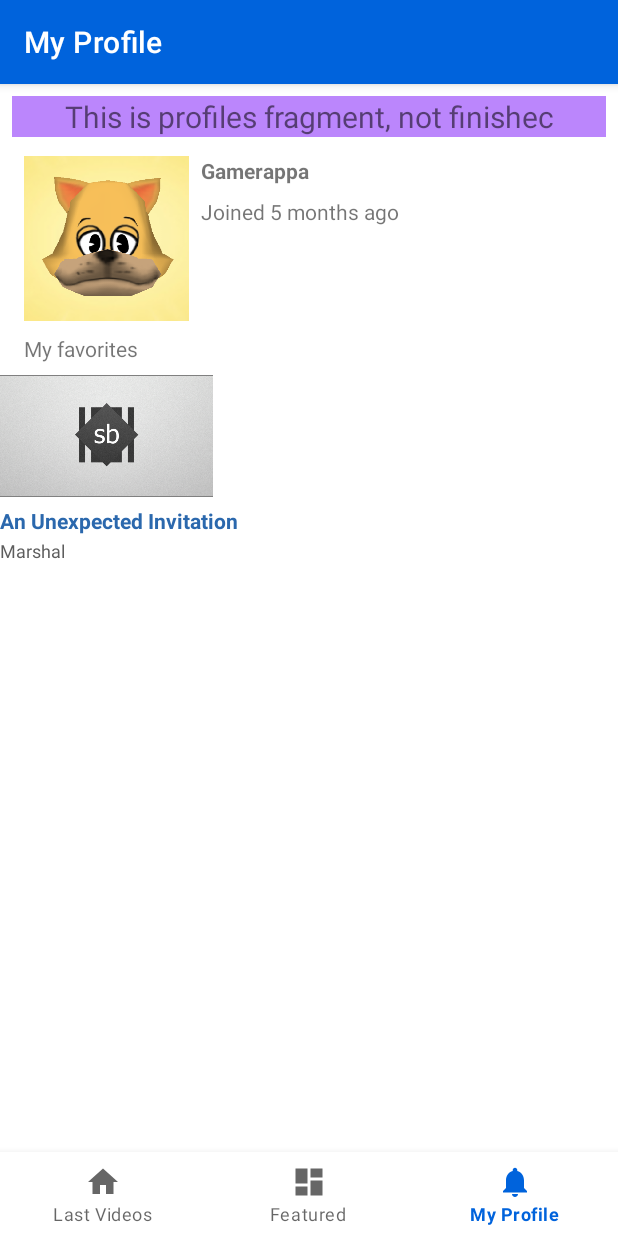
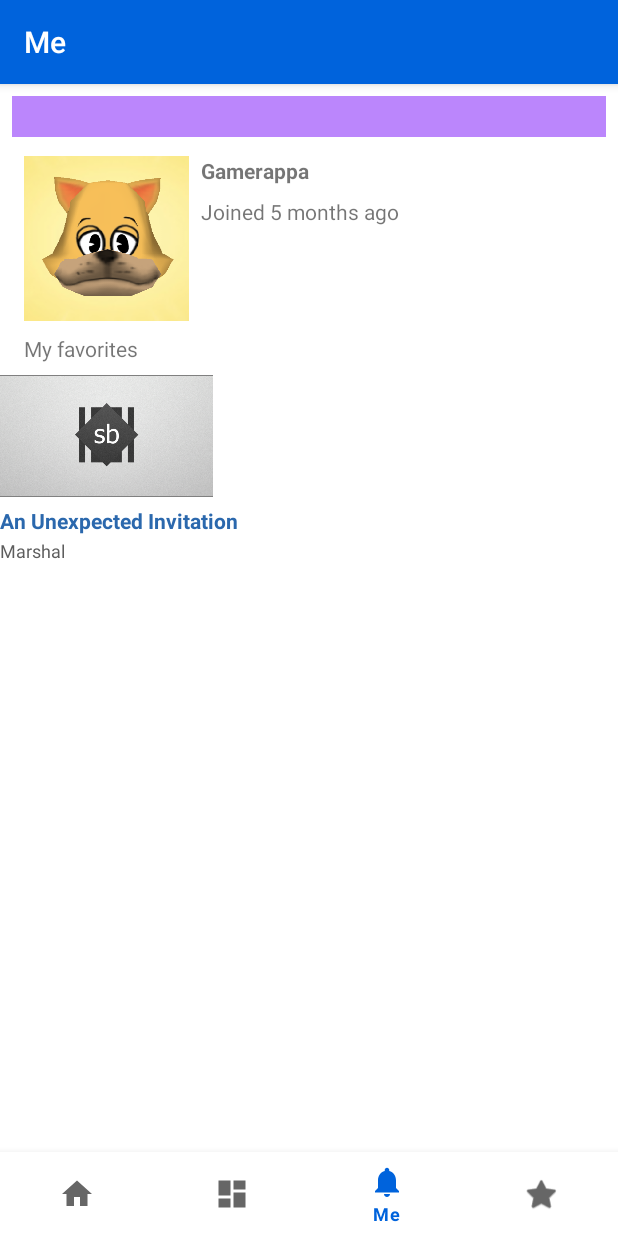
Before and after one commit to chaziz94/squareBracketAndroid, an Android app: the NotificationsFragment screen opened through its navigation route, on a phone screen of 412 x 824 dp. Run offline under Robolectric (Android 15) with nearby library versions, the phone set to English and light mode, and no system bars; our stand-ins replace navigation-ui; 2 statements that could not run were skipped.

Commit message:
add community shit

```diff
--- a/app/src/main/java/com/gamerappa/squarebracket/API.java
+++ b/app/src/main/java/com/gamerappa/squarebracket/API.java
@@ -21,7 +21,7 @@ public class API {
         ArrayList<HashMap<String, String>> videosList = new ArrayList<>();
         HttpHandler sh = new HttpHandler();
 
-        String jsonStr = sh.makeServiceCall("https://squarebracket.veselcraft.ru/api/v1/get_videos.php?limit=15");
+        String jsonStr = sh.makeServiceCall("https://squarebracket.veselcraft.ru/api/v1/get_videos.php?limit=30");
 
         Log.e(TAG, "Response from url: " + jsonStr);
 
--- a/app/src/main/java/com/gamerappa/squarebracket/ui/notifications/NotificationsViewModel.java
+++ b/app/src/main/java/com/gamerappa/squarebracket/ui/community/CommunityViewModel.java
@@ -1,16 +1,16 @@
-package com.gamerappa.squarebracket.ui.notifications;
+package com.gamerappa.squarebracket.ui.community;
 
 import androidx.lifecycle.LiveData;
 import androidx.lifecycle.MutableLiveData;
 import androidx.lifecycle.ViewModel;
 
-public class NotificationsViewModel extends ViewModel {
+public class CommunityViewModel extends ViewModel {
 
     private MutableLiveData<String> mText;
 
-    public NotificationsViewModel() {
+    public CommunityViewModel() {
         mText = new MutableLiveData<>();
-        mText.setValue("This is profiles fragment, not finishec");
+        mText.setValue("This is community fragment, not finished");
     }
 
     public LiveData<String> getText() {
--- a/app/src/main/res/menu/bottom_nav_menu.xml
+++ b/app/src/main/res/menu/bottom_nav_menu.xml
@@ -16,4 +16,9 @@
         android:icon="@drawable/ic_notifications_black_24dp"
         android:title="@string/title_my_profile" />
 
+    <item
+        android:id="@+id/navigation_community"
+        android:icon="@android:drawable/btn_star"
+        android:title="@string/title_community" />
+
 </menu>
--- a/app/src/main/res/navigation/mobile_navigation.xml
+++ b/app/src/main/res/navigation/mobile_navigation.xml
@@ -22,4 +22,10 @@
         android:name="com.gamerappa.squarebracket.ui.notifications.NotificationsFragment"
         android:label="@string/title_my_profile"
         tools:layout="@layout/fragment_notifications" />
+
+    <fragment
+        android:id="@+id/navigation_community"
+        android:name="com.gamerappa.squarebracket.ui.community.CommunityFragment"
+        android:label="@string/title_my_profile"
+        tools:layout="@layout/fragment_notifications" />
 </navigation>
--- a/app/src/main/res/values/strings.xml
+++ b/app/src/main/res/values/strings.xml
@@ -1,13 +1,14 @@
 <resources>
     <string name="app_name">squareBracket</string>
     <string name="title_activity_first">MainActivity</string>
-    <string name="title_last_videos">Last Videos</string>
-    <string name="title_featured">Featured</string>
-    <string name="title_my_profile">My Profile</string>
+    <string name="title_last_videos">Home</string>
+    <string name="title_featured">Explore</string>
+    <string name="title_my_profile">Me</string>
     <string name="placeholder_desc">Dear Peanut, what the hell is wrong with you?</string>
     <string name="placeholder_uploader">Marshal</string>
     <string name="placeholder_title">An Unexpected Invitation</string>
     <string name="placeholder_logged">Gamerappa</string>
     <string name="placeholder_joined">Joined 5 months ago</string>
     <string name="my_favorites">My favorites</string>
+    <string name="title_community">Community</string>
 </resources>
```
Also changed, not shown: app/src/main/java/com/gamerappa/squarebracket/ui/community/CommunityFragment.java (added, +47 -0 lines), app/src/main/res/layout/fragment_community.xml (added, +22 -0 lines).
